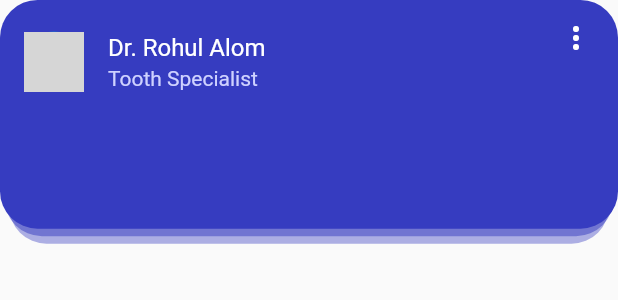
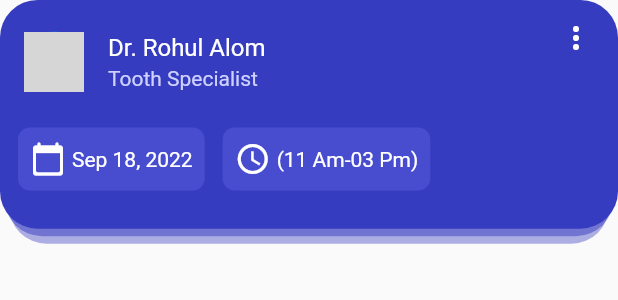
Before and after one commit to Adel09/flutter-doctor-app-ui, a Flutter app: the AppointmentCard widget shown alone on an empty page, opened directly, on a phone screen of 412 x 824 dp. Shown: the top 300 px of the screen. Run offline on Flutter 3.47's test engine with Material 2 defaults, Android fonts, the phone set to English and light mode, and no system bars; our stand-ins replace flutter_slidable, smooth_page_indicator; network calls fail; grey boxes are pictures that could not be loaded.

Commit message:
finished appointment card and top rated doctor slidable list item

```diff
--- a/lib/components/appointment_card.dart
+++ b/lib/components/appointment_card.dart
@@ -62,6 +62,60 @@ class AppointmentCard extends StatelessWidget {
                 Expanded(child: SizedBox(height: 6,))
               ],
             ),
+          ),
+          SizedBox(height: 8,),
+          Padding(
+            padding: const EdgeInsets.symmetric(horizontal: 12.0),
+            child: Row(
+
+              children: [
+                Container(
+                  height: 42,
+                  //width: 130,
+                  padding: EdgeInsets.symmetric(horizontal: 8),
+                  decoration: BoxDecoration(
+                    color: Color(0xff474DCE),
+                    borderRadius: BorderRadius.circular(8)
+                  ),
+                  child: Row(
+                    mainAxisSize: MainAxisSize.min,
+                    children: [
+                      Icon(Icons.calendar_today_rounded, color: Colors.white,),
+                      SizedBox(width: 4,),
+                      Text(
+                          "Sep 18, 2022",
+                        style: TextStyle(
+                          color: Colors.white
+                        ),
+                      )
+                    ],
+                  ),
+                ),
+                SizedBox(width: 12,),
+                Container(
+                  height: 42,
+                  //width: 130,
+                  padding: EdgeInsets.symmetric(horizontal: 8),
+                  decoration: BoxDecoration(
+                      color: Color(0xff474DCE),
+                      borderRadius: BorderRadius.circular(8)
+                  ),
+                  child: Row(
+                    mainAxisSize: MainAxisSize.min,
+                    children: [
+                      Icon(Icons.access_time_outlined, color: Colors.white,),
+                      SizedBox(width: 4,),
+                      Text(
+                        "(11 Am-03 Pm)",
+                        style: TextStyle(
+                            color: Colors.white
+                        ),
+                      )
+                    ],
+                  ),
+                ),
+              ],
+            ),
           )
         ],
       ),
```
Also changed, not shown: lib/components/doctor_item.dart (+98 -1 lines), lib/screens/home/home_screen.dart (+12 -1 lines), assets/images/icons/clock (1) 1.png (added), assets/images/icons/staricon.png (added).
